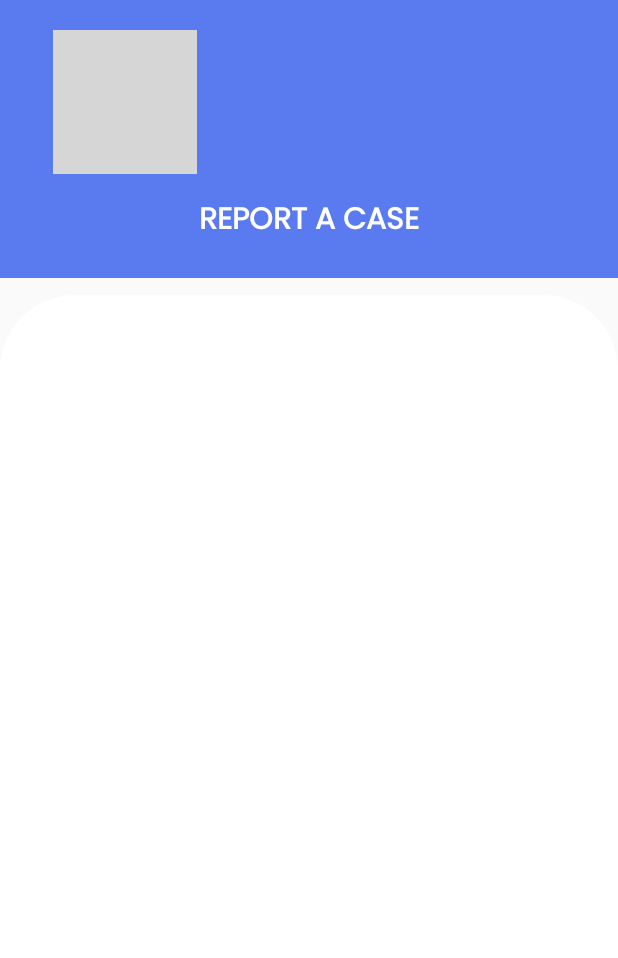
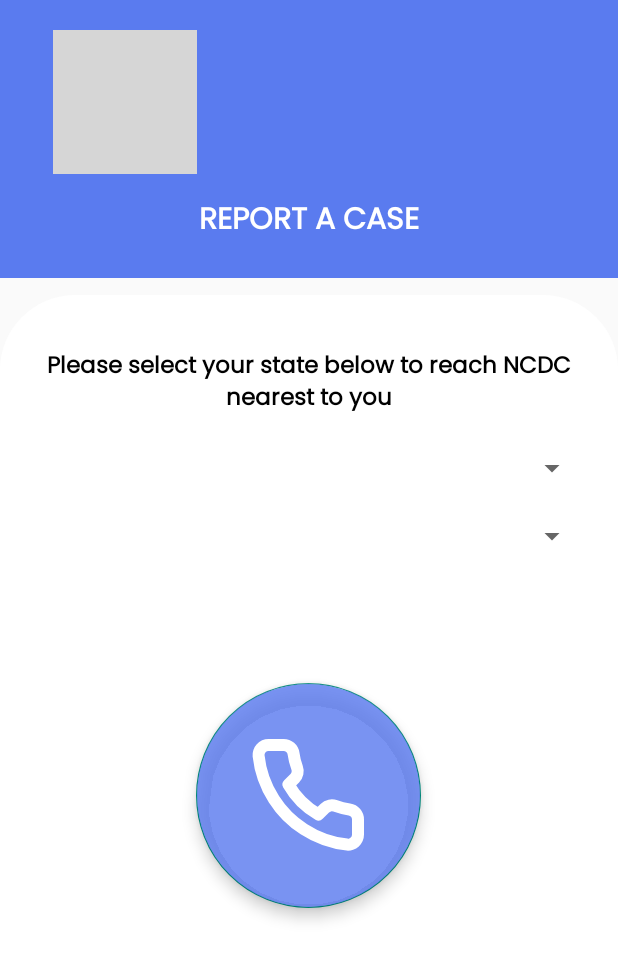
Before and after one commit to tony-gabriel/CoroCare, an Android app: the layout activity_report.xml on its own in the app's theme, with its tools: preview values and no code run, on a phone screen of 412 x 824 dp. Shown: the top 958 px of the screen. Run offline under Robolectric (Android 15) with nearby library versions, the phone set to English and light mode, and no system bars; grey boxes are pictures that could not be loaded.

Commit message:
started report page

```diff
--- a/app/src/main/java/com/example/coronahelpapp/ProfileImageReg.java
+++ b/app/src/main/java/com/example/coronahelpapp/ProfileImageReg.java
@@ -68,8 +68,6 @@ public class ProfileImageReg extends AppCompatActivity {
             public void onClick(View v) {
 
                 uploadImage();
-
-                // TODO: set Firebase codes here
             }
         });
     }
--- /dev/null
+++ b/app/src/main/res/drawable/ic_phone2.xml
@@ -0,0 +1,13 @@
+<vector xmlns:android="http://schemas.android.com/apk/res/android"
+    android:width="20dp"
+    android:height="20dp"
+    android:viewportWidth="20"
+    android:viewportHeight="20">
+  <path
+      android:pathData="M18.3333,14.1V16.6C18.3343,16.8321 18.2867,17.0618 18.1937,17.2745C18.1008,17.4871 17.9644,17.678 17.7934,17.8349C17.6224,17.9918 17.4205,18.1112 17.2006,18.1856C16.9808,18.2599 16.7478,18.2876 16.5167,18.2667C13.9523,17.988 11.4892,17.1118 9.325,15.7083C7.3115,14.4289 5.6044,12.7218 4.325,10.7083C2.9166,8.5343 2.0402,6.0592 1.7666,3.4833C1.7458,3.2529 1.7732,3.0206 1.8471,2.8014C1.9209,2.5821 2.0396,2.3806 2.1956,2.2097C2.3516,2.0388 2.5415,1.9023 2.7531,1.8088C2.9648,1.7153 3.1936,1.6669 3.425,1.6667H5.925C6.3294,1.6627 6.7215,1.8059 7.0281,2.0696C7.3348,2.3333 7.535,2.6995 7.5917,3.1C7.6972,3.9001 7.8929,4.6856 8.175,5.4417C8.2871,5.7399 8.3114,6.0641 8.2449,6.3757C8.1784,6.6874 8.024,6.9734 7.8,7.2L6.7417,8.2583C7.9279,10.3446 9.6554,12.072 11.7417,13.2583L12.8,12.2C13.0266,11.9759 13.3126,11.8215 13.6243,11.7551C13.9359,11.6886 14.26,11.7129 14.5583,11.825C15.3144,12.1071 16.0999,12.3028 16.9,12.4083C17.3048,12.4654 17.6745,12.6693 17.9388,12.9812C18.203,13.2932 18.3435,13.6913 18.3333,14.1Z"
+      android:strokeLineJoin="round"
+      android:strokeWidth="2"
+      android:fillColor="#00000000"
+      android:strokeColor="@color/colorFillLight"
+      android:strokeLineCap="round"/>
+</vector>
--- a/app/src/main/res/layout/activity_registration.xml
+++ b/app/src/main/res/layout/activity_registration.xml
@@ -74,7 +74,8 @@
                     android:drawableStart="@drawable/ic_name"
                     android:drawablePadding="10dp"
                     android:hint="@string/enter_your_fullname"
-                    android:fontFamily="@font/poppins_light"/>
+                    android:fontFamily="@font/poppins_light"
+                    android:inputType="textPersonName"/>
             </com.google.android.material.textfield.TextInputLayout>
 
             <com.google.android.material.textfield.TextInputLayout
@@ -95,7 +96,8 @@
                     android:drawableStart="@drawable/ic_phone"
                     android:drawablePadding="10dp"
                     android:hint="@string/enter_your_phone_number"
-                    android:fontFamily="@font/poppins_light"/>
+                    android:fontFamily="@font/poppins_light"
+                    android:inputType="phone"/>
             </com.google.android.material.textfield.TextInputLayout>
 
             <TextView
--- a/app/src/main/res/layout/activity_report.xml
+++ b/app/src/main/res/layout/activity_report.xml
@@ -32,7 +32,7 @@
         android:layout_width="wrap_content"
         android:layout_height="wrap_content"
         android:layout_marginTop="15dp"
-        android:text="Report a case"
+        android:text="@string/report_a_case"
         android:textAllCaps="true"
         android:textAppearance="@style/pageTitle_text"
         app:layout_constraintEnd_toEndOf="parent"
@@ -58,7 +58,52 @@
         <LinearLayout
             android:layout_width="match_parent"
             android:layout_height="wrap_content"
-            android:orientation="vertical" />
+            android:orientation="vertical" >
+
+            <TextView
+                android:layout_width="wrap_content"
+                android:layout_height="wrap_content"
+                android:layout_marginStart="10dp"
+                android:layout_marginTop="30dp"
+                android:layout_marginEnd="10dp"
+                android:padding="5dp"
+                android:text="@string/report_string"
+                android:textAlignment="center"
+                android:textAppearance="@style/menu_text_main"/>
+
+            <Spinner
+                android:id="@+id/spinner_main"
+                android:layout_width="match_parent"
+                android:layout_height="35dp"
+                android:layout_marginStart="20dp"
+                android:layout_marginTop="10dp"
+                android:layout_marginEnd="20dp"
+                android:prompt="@string/state_prompt"/>
+
+            <Spinner
+                android:id="@+id/spinner_sub"
+                android:layout_width="match_parent"
+                android:layout_height="35dp"
+                android:layout_marginStart="20dp"
+                android:layout_marginTop="10dp"
+                android:layout_marginEnd="20dp"
+                android:prompt="@string/state_prompt2"/>
+
+            <com.google.android.material.floatingactionbutton.FloatingActionButton
+                android:id="@+id/floatingActionButton"
+                android:layout_width="match_parent"
+                android:layout_height="wrap_content"
+                android:layout_gravity="center_horizontal"
+                android:layout_marginTop="80dp"
+                android:layout_marginBottom="30dp"
+                android:backgroundTint="@color/btnFillDark"
+                android:clickable="true"
+                app:fabCustomSize="150dp"
+                app:fabSize="normal"
+                app:maxImageSize="80dp"
+                app:srcCompat="@drawable/ic_phone2"
+                android:focusable="true" />
+        </LinearLayout>
     </androidx.core.widget.NestedScrollView>
 
 </androidx.constraintlayout.widget.ConstraintLayout>
--- a/app/src/main/res/layout/activity_splash.xml
+++ b/app/src/main/res/layout/activity_splash.xml
@@ -35,6 +35,12 @@
             android:textStyle="bold"
             android:textColor="@color/colorFillLight"/>
 
+        <ImageView
+            android:layout_width="wrap_content"
+            android:layout_height="wrap_content"
+            android:layout_marginTop="15dp"
+            android:src="@drawable/ic_corocare"/>
+
 
     </LinearLayout>
 
--- a/app/src/main/res/values/styles.xml
+++ b/app/src/main/res/values/styles.xml
@@ -42,7 +42,7 @@
 
     <style name="body_text">
         <item name="android:textSize">12sp</item>
-        <item name="android:textColor">#5A5A5A</item>
+        <item name="android:textColor">#494949</item>
         <item name="android:fontFamily">@font/poppins</item>
     </style>
 
```
Also changed, not shown: app/src/main/java/com/example/coronahelpapp/Report.java (+77 -0 lines), app/src/main/res/drawable/ic_corocare.xml (added, +12 -0 lines), app/src/main/res/values/strings.xml (+32 -0 lines).
